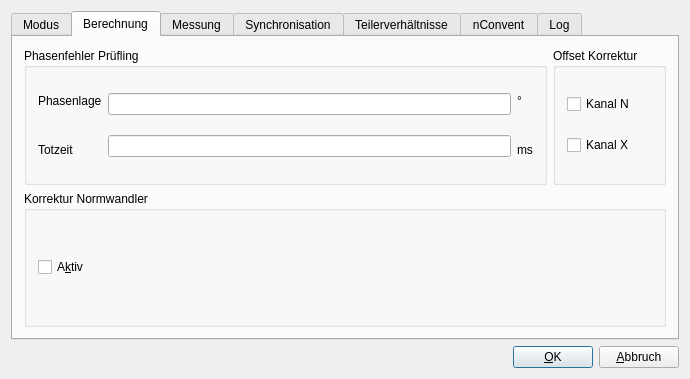
This is wm3000u/confdialogbase.ui in ZeraGmbH/wm-project as Qt 5 draws it before an edit. The edited form follows.
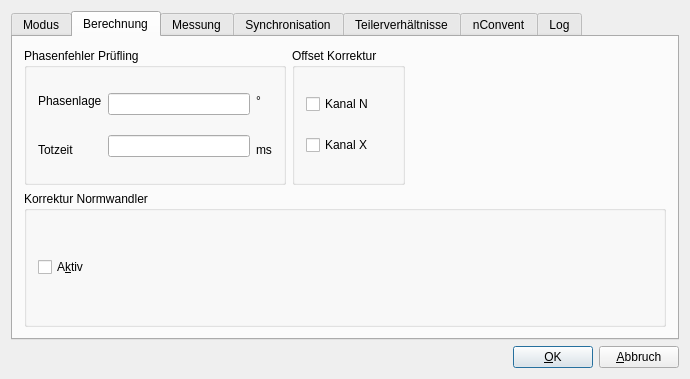
This is the edited form. The open tabs and pages were chosen to show the change.

What changed in the file:
```diff
--- a/wm3000u/confdialogbase.ui
+++ b/wm3000u/confdialogbase.ui
@@ -293,6 +293,19 @@
              </layout>
             </widget>
            </item>
+           <item>
+            <spacer name="horizontalSpacer_2">
+             <property name="orientation">
+              <enum>Qt::Horizontal</enum>
+             </property>
+             <property name="sizeHint" stdset="0">
+              <size>
+               <width>40</width>
+               <height>20</height>
+              </size>
+             </property>
+            </spacer>
+           </item>
           </layout>
          </item>
          <item>
```
Left out of the diff: 2 changed lines with no effect on the pictures.
